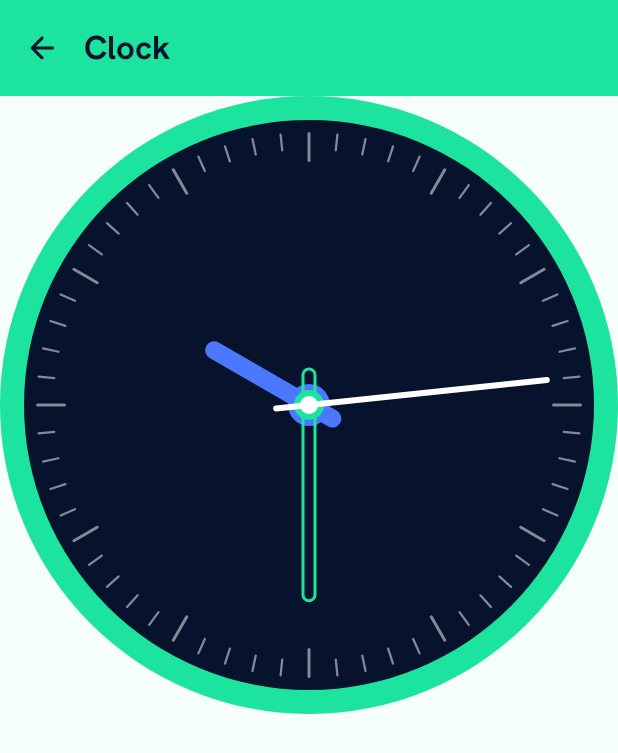
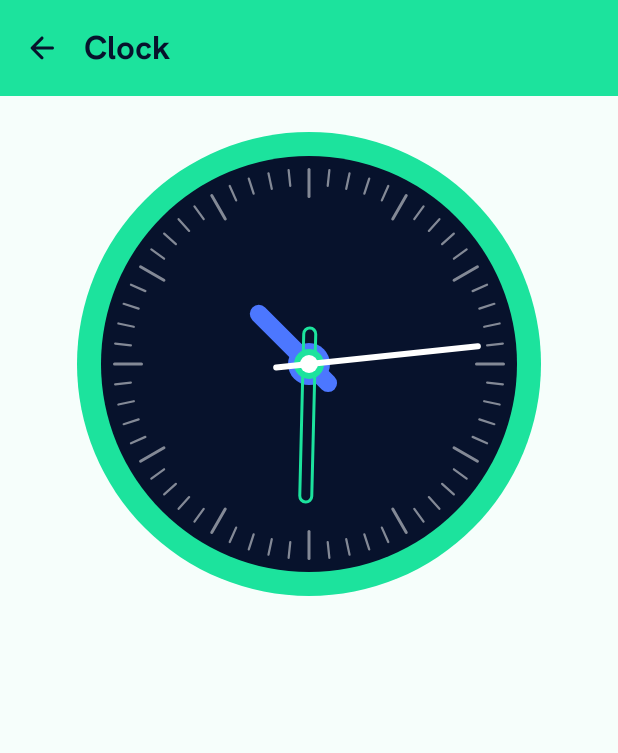
Before and after one commit to prabhatsdp/compose-playground, an Android app built with Jetpack Compose: the ClockScreen screen opened through its navigation route, on a phone screen of 412 x 824 dp. Shown: the top 753 px of the screen. Run offline under Robolectric (Android 15) with nearby library versions, the phone set to English and light mode, and no system bars; our stand-ins replace Dagger/Hilt's generated code.

Commit message:
optimized hour, minute, hand rotation

```diff
--- a/app/src/main/java/dev/prabhatpandey/composeplayground/features/clock/ClockScreen.kt
+++ b/app/src/main/java/dev/prabhatpandey/composeplayground/features/clock/ClockScreen.kt
@@ -3,13 +3,16 @@ package dev.prabhatpandey.composeplayground.features.clock
 import androidx.compose.foundation.layout.Column
 import androidx.compose.foundation.layout.fillMaxSize
 import androidx.compose.foundation.layout.fillMaxWidth
+import androidx.compose.foundation.layout.padding
 import androidx.compose.material3.Surface
 import androidx.compose.runtime.Composable
 import androidx.compose.runtime.getValue
 import androidx.compose.ui.Alignment
 import androidx.compose.ui.Modifier
+import androidx.compose.ui.unit.dp
 import androidx.lifecycle.compose.collectAsStateWithLifecycle
 import dev.prabhatpandey.composeplayground.features.clock.components.CustomAnalogClock
+import dev.prabhatpandey.composeplayground.features.clock.models.AnalogClock
 
 @Composable
 fun ClockScreen(
@@ -25,8 +28,9 @@ fun ClockScreen(
         ) {
 
             CustomAnalogClock(
-                modifier = Modifier.fillMaxWidth(),
-                time = time
+                modifier = Modifier.fillMaxWidth(0.75f)
+                    .padding(top = 24.dp),
+                clock = AnalogClock(time)
             )
         }
     }
--- a/app/src/main/java/dev/prabhatpandey/composeplayground/features/clock/components/CustomAnalogClock.kt
+++ b/app/src/main/java/dev/prabhatpandey/composeplayground/features/clock/components/CustomAnalogClock.kt
@@ -20,13 +20,14 @@ import androidx.compose.ui.graphics.drawscope.rotate
 import androidx.compose.ui.tooling.preview.Preview
 import androidx.compose.ui.unit.dp
 import dev.prabhatpandey.composeplayground.core.ui.theme.ComposePlaygroundTheme
+import dev.prabhatpandey.composeplayground.features.clock.models.AnalogClock
 import dev.prabhatpandey.composeplayground.features.clock.models.ClockTime
 import java.time.LocalDateTime
 
 
 @Composable
 fun CustomAnalogClock(
-    time: ClockTime,
+    clock: AnalogClock,
     modifier: Modifier = Modifier,
     primaryColor: Color = MaterialTheme.colorScheme.primary,
     secondaryColor: Color = MaterialTheme.colorScheme.secondary,
@@ -69,18 +70,18 @@ fun CustomAnalogClock(
             modifier = Modifier.fillMaxSize()
         ) {
 
-            drawHourHand(time.hour, tertiaryColor)
+            drawHourHand(clock.hourHandRotationDegree.toFloat(), tertiaryColor)
 
-            drawMinuteHand(time.minute, primaryColor)
+            drawMinuteHand(clock.minuteHandRotationDegree.toFloat(), primaryColor)
 
-            drawSecondHand(time.seconds, Color.White)
+            drawSecondHand(clock.secondHandRotationDegree.toFloat(), Color.White)
         }
 
     }
 }
 
-private fun DrawScope.drawHourHand(hour: Int = 0, color: Color) {
-    rotate(degrees = (360 / 12) * hour.toFloat(), pivot = center) {
+private fun DrawScope.drawHourHand(rotation: Float, color: Color,) {
+    rotate(degrees = rotation, pivot = center) {
         drawRoundRect(
             color = color,
             topLeft = Offset(
@@ -99,8 +100,8 @@ private fun DrawScope.drawHourHand(hour: Int = 0, color: Color) {
     )
 }
 
-private fun DrawScope.drawMinuteHand(minues: Int = 30, color: Color) {
-    rotate(degrees = (360f/60f) * minues, pivot = center) {
+private fun DrawScope.drawMinuteHand(rotation: Float, color: Color,) {
+    rotate(degrees = rotation, pivot = center) {
         drawRoundRect(
             color = color,
             topLeft = Offset(
@@ -119,8 +120,8 @@ private fun DrawScope.drawMinuteHand(minues: Int = 30, color: Color) {
     )
 }
 
-private fun DrawScope.drawSecondHand(seconds: Int = 30, color: Color) {
-    rotate(degrees = (360f/60f) * seconds, pivot = center) {
+private fun DrawScope.drawSecondHand(rotation: Float, color: Color) {
+    rotate(degrees = rotation, pivot = center) {
         drawRoundRect(
             color = color,
             topLeft = Offset(
@@ -151,8 +152,8 @@ fun PreviewAnalogClock() {
         Surface {
             CustomAnalogClock(
                 modifier = Modifier.fillMaxWidth(),
-                time = LocalDateTime.now().let {
-                    ClockTime(it.hour, it.minute, it.second)
+                clock = LocalDateTime.now().let {
+                    AnalogClock(ClockTime(it.hour, it.minute, it.second))
                 }
             )
         }
--- /dev/null
+++ b/app/src/main/java/dev/prabhatpandey/composeplayground/features/clock/models/AnalogClock.kt
@@ -0,0 +1,12 @@
+package dev.prabhatpandey.composeplayground.features.clock.models
+
+data class AnalogClock(val time: ClockTime) {
+    val hourHandRotationDegree: Double
+        get() = (time.hour % 12 + time.minute / 60.0) * 30.0
+
+    val minuteHandRotationDegree: Double
+        get() = (time.minute + time.seconds / 60.0) * 6.0
+
+    val secondHandRotationDegree: Double
+        get() = time.seconds * 6.0
+}
```
